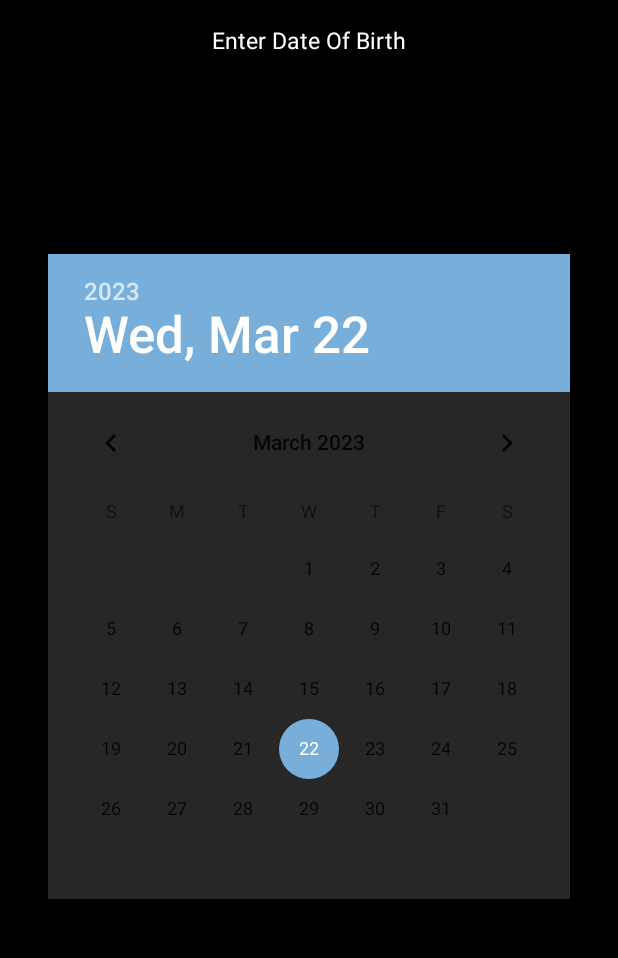
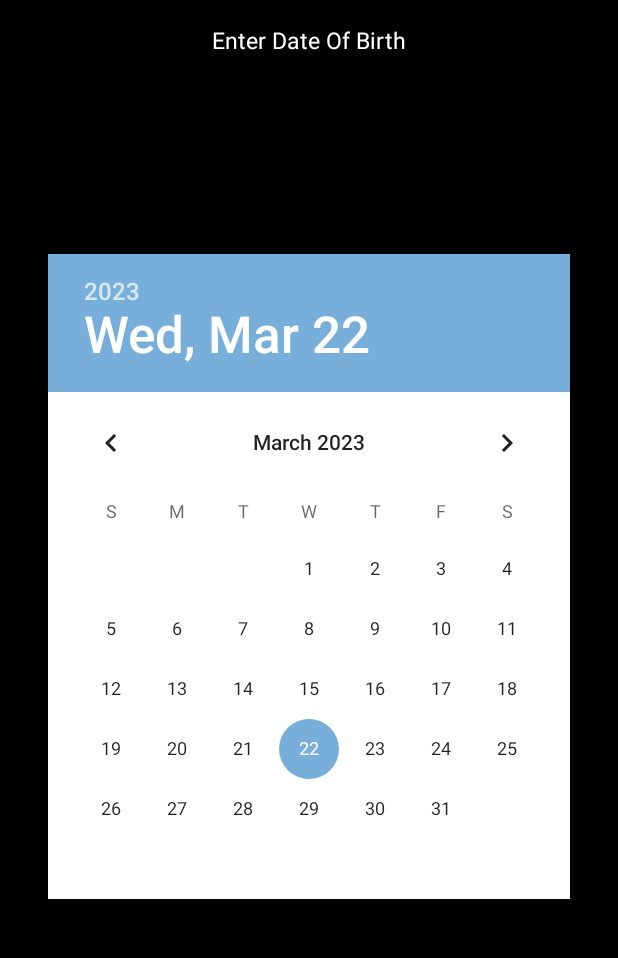
Before and after one commit to dloskot/contact-book, an Android app: the fragment DateOfBirthFragment placed in its activity, on a phone screen of 412 x 824 dp, the part 84-1042 px from its top. Run offline under Robolectric (Android 15) with nearby library versions, the phone set to English and light mode, and no system bars.

Commit message:
DatePicker colors

```diff
--- a/app/src/main/res/layout/fragment_date_of_birth.xml
+++ b/app/src/main/res/layout/fragment_date_of_birth.xml
@@ -25,7 +25,7 @@
         app:layout_constraintEnd_toEndOf="parent"
         app:layout_constraintTop_toTopOf="parent"
         app:layout_constraintBottom_toBottomOf="parent"
-        android:background="@color/toolbar_color"
+        android:background="@color/white"
         android:calendarTextColor="@color/white"/>
 
 </androidx.constraintlayout.widget.ConstraintLayout>
```
